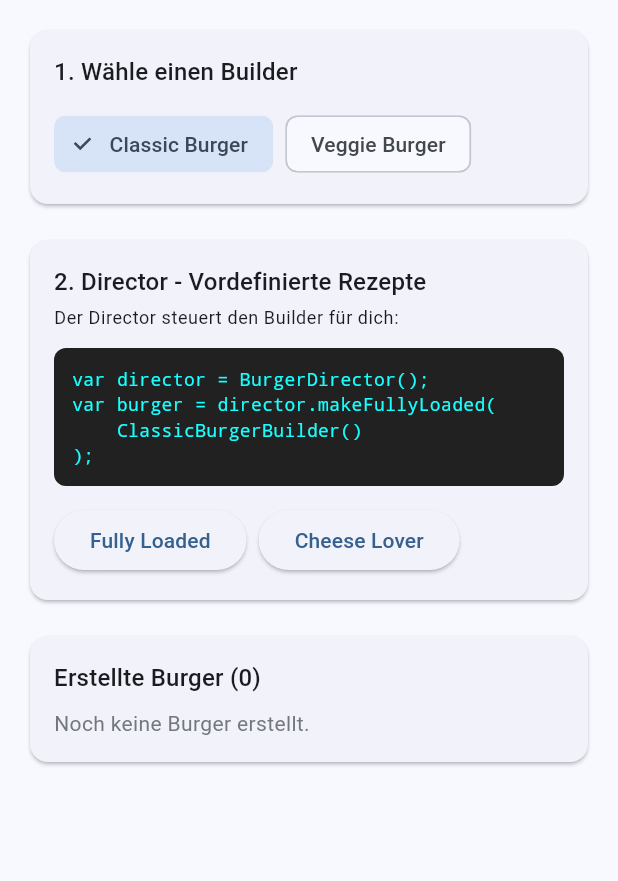
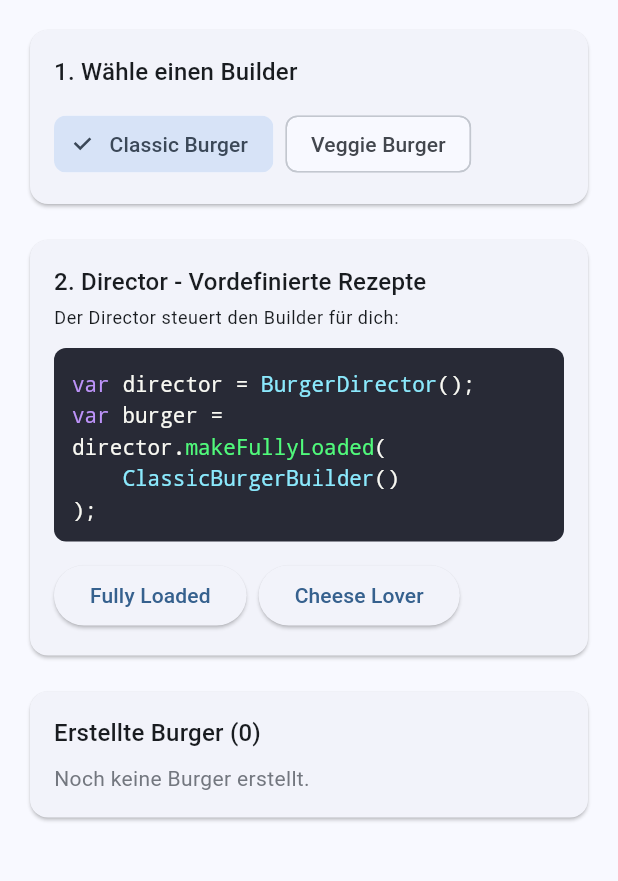
Before and after one commit to Bachelor-MMB7/builder-pattern-demo, a Flutter app: the screen it shows after launch, on a phone screen of 412 x 824 dp, the part 84-965 px from its top. Run offline on Flutter 3.47's test engine with Material 3 defaults, Android fonts, the light colour scheme and no system bars.

```diff
--- a/lib/builder_pattern/builder.dart
+++ b/lib/builder_pattern/builder.dart
@@ -2,14 +2,8 @@ import 'burger.dart';
 
 //abstract interface because only abstract methods
 abstract interface class BurgerBuilder {
-  // Setter
   BurgerBuilder setCheese();
   BurgerBuilder setPickles();
   BurgerBuilder setSauce(String sauce);
   Burger build();
-
-  // Getter
-  String get builderName;
-  String get bunType;
-  String get pattyType;
 }
--- a/lib/builder_pattern/burger_director.dart
+++ b/lib/builder_pattern/burger_director.dart
@@ -13,7 +13,6 @@ class BurgerDirector {
   Burger makeCheeseLover(BurgerBuilder builder) {
     return builder
         .setCheese()
-        .setSauce('Mayonnaise')
         .build();
   }
 }
--- a/lib/builder_pattern/classic_burger_builder.dart
+++ b/lib/builder_pattern/classic_burger_builder.dart
@@ -15,17 +15,6 @@ class ClassicBurgerBuilder implements BurgerBuilder {
   // we would need a constructor to pass these values in. Or height and weight
   // for a PersonBuilder.
 
-  @override
-  String get builderName => 'Classic Burger Builder';
-
-  // Getter
-  @override
-  String get bunType => _bun;
-
-  @override
-  String get pattyType => _patty;
-
-  // Setter
   @override
   ClassicBurgerBuilder setCheese() {
     _cheese = true;
--- a/lib/builder_pattern/veggie_burger_builder.dart
+++ b/lib/builder_pattern/veggie_burger_builder.dart
@@ -8,15 +8,6 @@ class VeggieBurgerBuilder implements BurgerBuilder {
   bool _cheese = false;
   bool _pickles = false;
   String _sauce = 'Mayo';
-
-  @override
-  String get builderName => 'Veggie Burger Builder';
-
-  @override
-  String get bunType => _bun;
-
-  @override
-  String get pattyType => _patty;
 
   @override
   VeggieBurgerBuilder setCheese() {
--- a/lib/main.dart
+++ b/lib/main.dart
@@ -1,5 +1,6 @@
 import 'package:flutter/material.dart';
 import 'builder_pattern/builder_pattern_export.dart';
+import 'theme/dracula_colors.dart';
 
 void main() {
   runApp(const BuilderPatternDemoApp());
@@ -135,18 +136,33 @@ class _BurgerBuilderPageState extends State<BurgerBuilderPage> {
                       width: double.infinity,
                       padding: const EdgeInsets.all(12),
                       decoration: BoxDecoration(
-                        color: Colors.grey[900],
+                        color: DraculaColors.background,
                         borderRadius: BorderRadius.circular(8),
                       ),
-                      child: Text(
-                        'var director = BurgerDirector();\n'
-                        'var burger = director.$_lastRecipe(\n'
-                        '    ${_isVeggie ? 'VeggieBurgerBuilder' : 'ClassicBurgerBuilder'}()\n'
-                        ');',
-                        style: const TextStyle(
-                          fontFamily: 'monospace',
-                          fontSize: 12,
-                          color: Colors.cyanAccent,
+                      child: RichText(
+                        text: TextSpan(
+                          style: DraculaStyles.normal,
+                          children: [
+                            // Zeile 1: var director = BurgerDirector();
+                            TextSpan(text: 'var', style: DraculaStyles.keyword),
+                            const TextSpan(text: ' director = '),
+                            TextSpan(text: 'BurgerDirector', style: DraculaStyles.className),
+                            const TextSpan(text: '();\n'),
+                            // Zeile 2: var burger = director.makeXXX(
+                            TextSpan(text: 'var', style: DraculaStyles.keyword),
+                            const TextSpan(text: ' burger = director.'),
+                            TextSpan(text: _lastRecipe, style: DraculaStyles.method),
+                            const TextSpan(text: '(\n'),
+                            // Zeile 3: Builder
+                            const TextSpan(text: '    '),
+                            TextSpan(
+                              text: _isVeggie ? 'VeggieBurgerBuilder' : 'ClassicBurgerBuilder',
+                              style: DraculaStyles.className,
+                            ),
+                            const TextSpan(text: '()\n'),
+                            // Zeile 4: );
+                            const TextSpan(text: ');'),
+                          ],
                         ),
                       ),
                     ),
--- /dev/null
+++ b/lib/theme/dracula_colors.dart
@@ -0,0 +1,20 @@
+import 'package:flutter/material.dart';
+
+// Dracula Theme Farben
+class DraculaColors {
+  static const background = Color(0xFF282A36);
+  static const white = Color(0xFFF8F8F2);
+  static const cyan = Color(0xFF8BE9FD);    // Klassen
+  static const green = Color(0xFF50FA7B);   // Methoden
+  static const purple = Color(0xFFBD93F9);  // Keywords (var, final, etc.)
+}
+
+// TextStyles für Syntax-Highlighting
+class DraculaStyles {
+  static const _base = TextStyle(fontFamily: 'monospace', fontSize: 14, height: 1.5);
+
+  static final keyword = _base.copyWith(color: DraculaColors.purple);
+  static final className = _base.copyWith(color: DraculaColors.cyan);
+  static final method = _base.copyWith(color: DraculaColors.green);
+  static final normal = _base.copyWith(color: DraculaColors.white);
+}
--- a/pubspec.yaml
+++ b/pubspec.yaml
@@ -34,6 +34,7 @@ dependencies:
   # The following adds the Cupertino Icons font to your application.
   # Use with the CupertinoIcons class for iOS style icons.
   cupertino_icons: ^1.0.8
+  flutter_highlight: ^0.7.0
 
 dev_dependencies:
   flutter_test:
```
Also changed, not shown: pubspec.lock, 1 other file.
